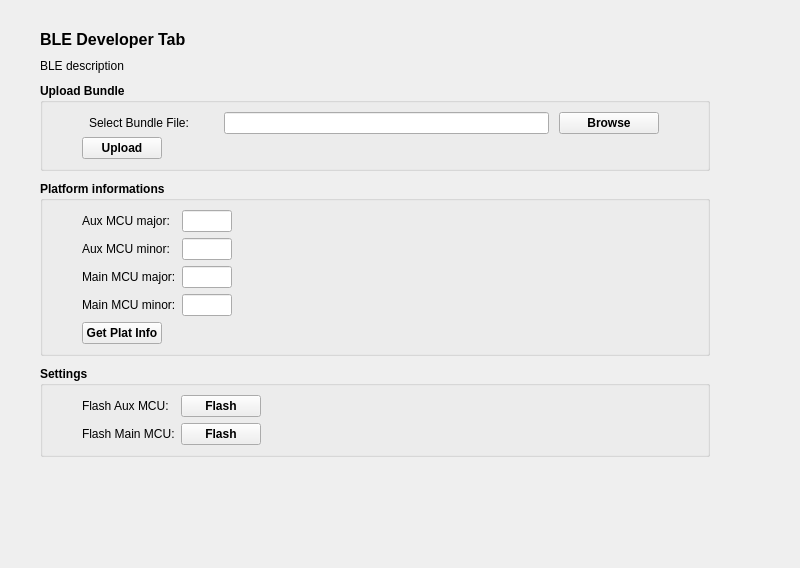
Before: the Qt Designer form src/BleDev.ui in mooltipass/moolticute, drawn with Qt 5.
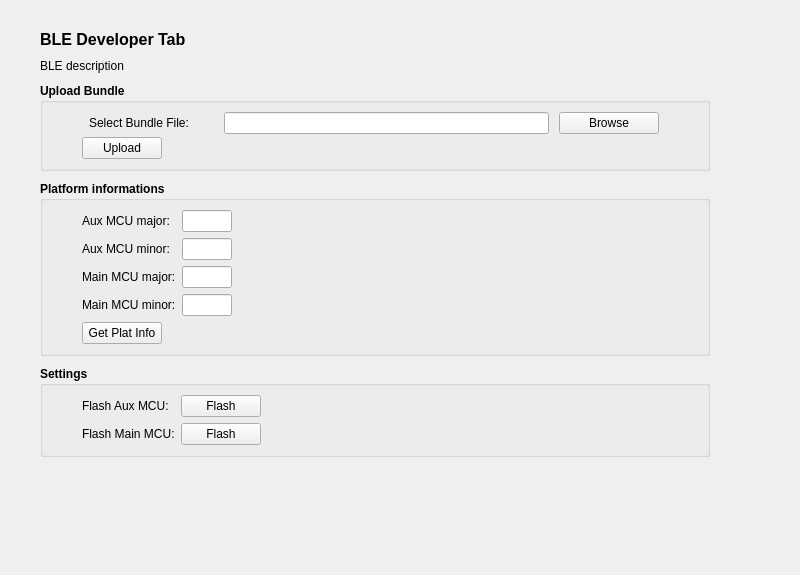
After: the same form once the commit is applied.

Commit message:
#383 Fixing BLE dev tab layout for Mac, remove concurrent usb write on Mac
Concurrent run elimination:
In this case starting usb write in a new thread is causing problem because the sent message is containing more packets, and we sending write one-by-one, but if a previous packet's thread is blocked for some reason, it is causing an invalid order of packets.
And I don't think it is a problem if we block daemon's thread for this really short time, the user will not experience anything. (For windows and linux it isn't set to run on other thread, thats why those were working right)

```diff
--- a/src/BleDev.ui
+++ b/src/BleDev.ui
@@ -7,7 +7,7 @@
     <x>0</x>
     <y>0</y>
     <width>800</width>
-    <height>568</height>
+    <height>575</height>
    </rect>
   </property>
   <property name="maximumSize">
@@ -95,6 +95,12 @@
        <height>16777215</height>
       </size>
      </property>
+     <property name="font">
+      <font>
+       <weight>75</weight>
+       <bold>true</bold>
+      </font>
+     </property>
      <property name="title">
       <string>Upload Bundle</string>
      </property>
@@ -171,6 +177,12 @@
             <height>16777215</height>
            </size>
           </property>
+          <property name="font">
+           <font>
+            <weight>50</weight>
+            <bold>false</bold>
+           </font>
+          </property>
           <property name="text">
            <string>Browse</string>
           </property>
@@ -194,6 +206,12 @@
             <height>0</height>
            </size>
           </property>
+          <property name="font">
+           <font>
+            <weight>50</weight>
+            <bold>false</bold>
+           </font>
+          </property>
           <property name="text">
            <string>Upload</string>
           </property>
@@ -225,6 +243,12 @@
        <height>16777215</height>
       </size>
      </property>
+     <property name="font">
+      <font>
+       <weight>75</weight>
+       <bold>true</bold>
+      </font>
+     </property>
      <property name="title">
       <string>Platform informations</string>
      </property>
@@ -463,6 +487,12 @@
             <height>0</height>
            </size>
           </property>
+          <property name="font">
+           <font>
+            <weight>50</weight>
+            <bold>false</bold>
+           </font>
+          </property>
           <property name="text">
            <string>Get Plat Info</string>
           </property>
@@ -488,6 +518,12 @@
    </item>
    <item>
     <widget class="QGroupBox" name="groupBoxSettings">
+     <property name="font">
+      <font>
+       <weight>75</weight>
+       <bold>true</bold>
+      </font>
+     </property>
      <property name="title">
       <string>Settings</string>
      </property>
@@ -548,6 +584,12 @@
               <height>16777215</height>
              </size>
             </property>
+            <property name="font">
+             <font>
+              <weight>50</weight>
+              <bold>false</bold>
+             </font>
+            </property>
             <property name="text">
              <string>Flash</string>
             </property>
@@ -584,6 +626,12 @@
               <height>16777215</height>
              </size>
             </property>
+            <property name="font">
+             <font>
+              <weight>50</weight>
+              <bold>false</bold>
+             </font>
+            </property>
             <property name="text">
              <string>Flash</string>
             </property>
```
Left out of the diff: 2 changed lines with no effect on the pictures. The commit also changes 1 other file.
